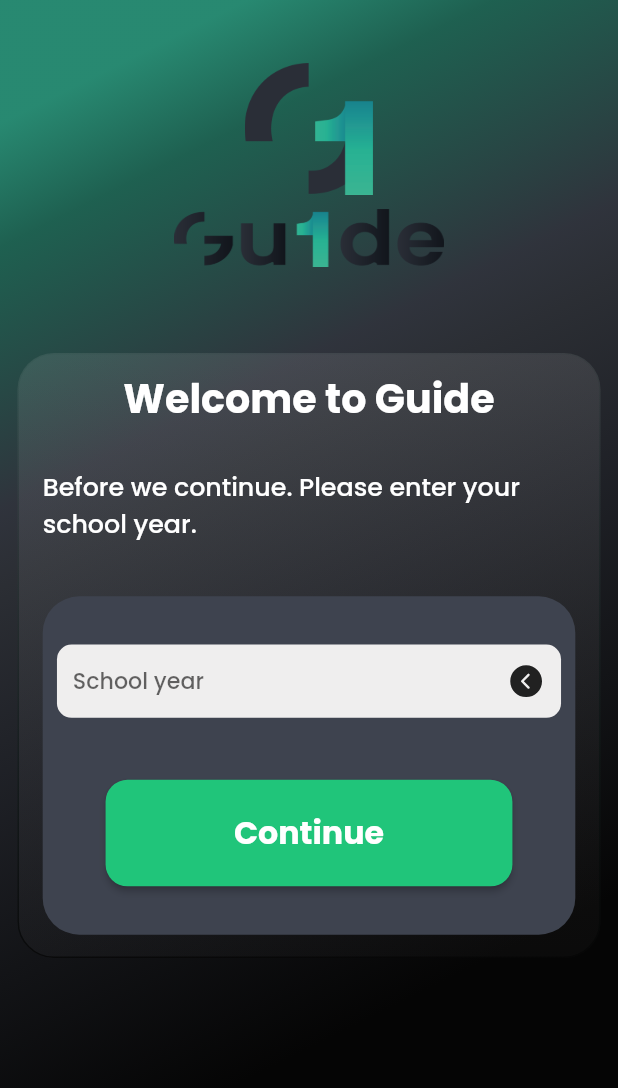
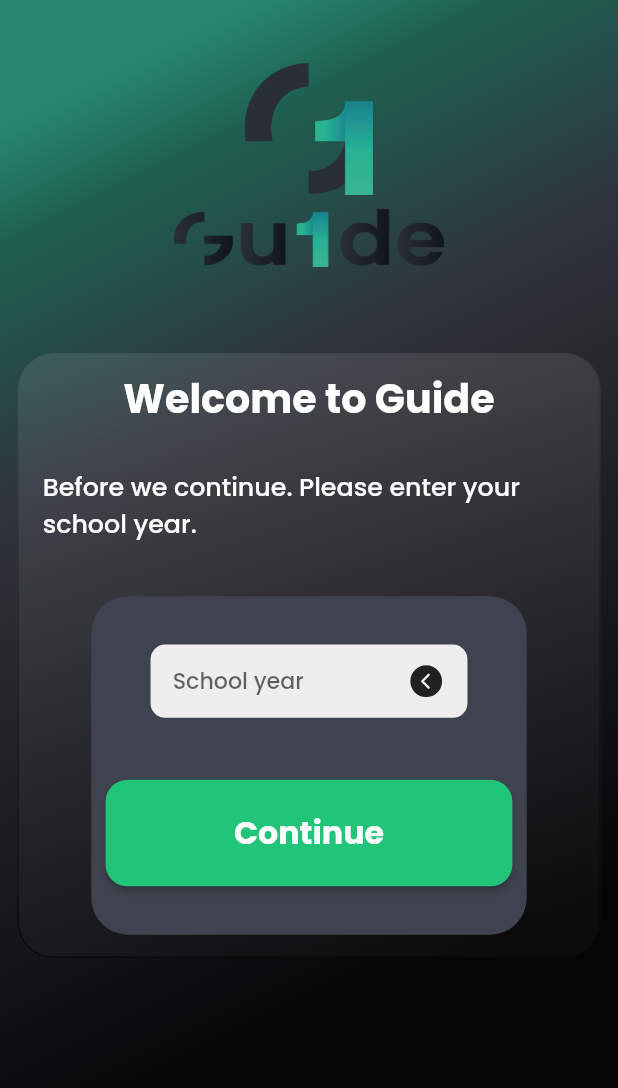
Before and after one commit to lahcenbcf/flutter2cpiApp, a Flutter app: the SchoolYear screen opened by its route, on a phone screen of 412 x 824 dp. Shown: the top 1088 px of the screen. Run offline on Flutter 3.47's test engine with Material 2 defaults, Android fonts, the phone set to English and light mode, and no system bars; drawn by our look-alikes of dropdown_button2; our stand-ins replace fluentui_system_icons, flutter_screenutil, google_fonts, gradient_borders.

Commit message:
width of container

```diff
--- a/lib/pages/School_year/Components/year_selecter.dart
+++ b/lib/pages/School_year/Components/year_selecter.dart
@@ -16,17 +16,16 @@ class YearSelecter extends StatelessWidget {
     final size = MediaQuery.of(context).size;
     final iconSize = 25 * (((size.height / 844) + (size.width / 390)) / 2);
     return Container(
-      width: 325.w,
+      width: 200.w,
       height: 50.h,
-      // padding: EdgeInsets.only(right: 14.w, left: 14.w),
+     //alignment: Alignment.center,
+      padding: EdgeInsets.symmetric(horizontal: 14.w,vertical: 3.h),
       decoration: BoxDecoration(
         borderRadius: BorderRadius.circular(10.r),
         color: const Color.fromRGBO(239, 238, 238, 1),
       ),
       child: Consumer<SchoolYearViewModel>(
         builder: (context, state, child) => DropdownButtonHideUnderline(
-          child: Padding(
-            padding: const EdgeInsets.symmetric(horizontal: 10).w,
           child: DropdownButton2(
             value: state.selectedYear,
             hint: Text(
@@ -59,17 +58,15 @@ class YearSelecter extends StatelessWidget {
             onMenuStateChange: (isOpen) => state.menuOpened(isOpen),
             iconStyleData: IconStyleData(
               iconSize: iconSize,
-                icon: Center(
-                  child: Icon(
+              icon: Icon(
                 state.menuOpen
                     ? FluentIcons.chevron_circle_down_24_filled
                     : FluentIcons.chevron_circle_left_24_filled,
                 color: const Color.fromRGBO(33, 33, 33, 1),
               ),
             ),
-              ),
             dropdownStyleData: DropdownStyleData(
-                width: 70.w,
+              width: 80.w,
               elevation: 0,
               openInterval:
                   const Interval(0.01, 1, curve: Curves.easeOutCirc),
@@ -85,7 +82,6 @@ class YearSelecter extends StatelessWidget {
           ),
         ),
       ),
-      ),
     );
   }
 }
```
Lines whose indentation alone changed are shown as unchanged.
